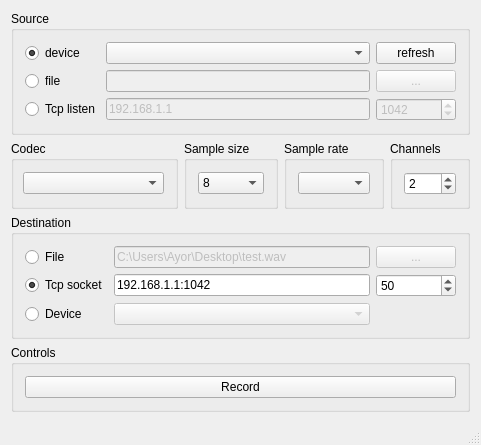
Old version of the form mainwindow.ui in the repository Chr0nos/audio-transfer.
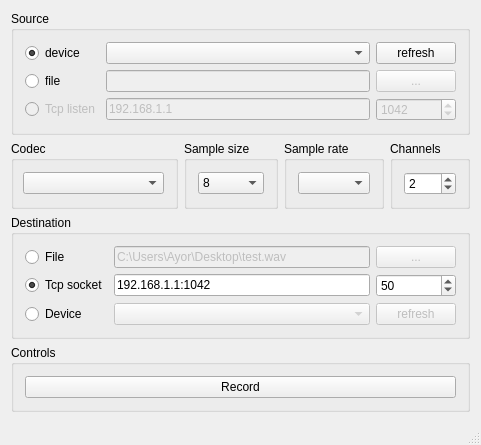
New version of the form.

Commit message: big changes: removed QRec class: too bloaty , now the job is done by "Manager", "TcpSink" and "Devices" temporary disabled TcpListen source (time needed to re-implementation) a lot of code improvement

```diff
--- a/mainwindow.ui
+++ b/mainwindow.ui
@@ -7,7 +7,7 @@
     <x>0</x>
     <y>0</y>
     <width>481</width>
-    <height>430</height>
+    <height>431</height>
    </rect>
   </property>
   <property name="windowTitle">
@@ -67,6 +67,9 @@
        </item>
        <item row="2" column="0">
         <widget class="QRadioButton" name="sourceRadioTcp">
+         <property name="enabled">
+          <bool>false</bool>
+         </property>
          <property name="text">
           <string>Tcp listen</string>
          </property>
@@ -271,6 +274,16 @@
          </property>
         </widget>
        </item>
+       <item row="2" column="2">
+        <widget class="QPushButton" name="refreshOutputDevices">
+         <property name="enabled">
+          <bool>false</bool>
+         </property>
+         <property name="text">
+          <string>refresh</string>
+         </property>
+        </widget>
+       </item>
       </layout>
      </widget>
     </item>
```
Left out of the diff: 3 changed lines with no effect on the pictures. The commit also changes 15 other files.
